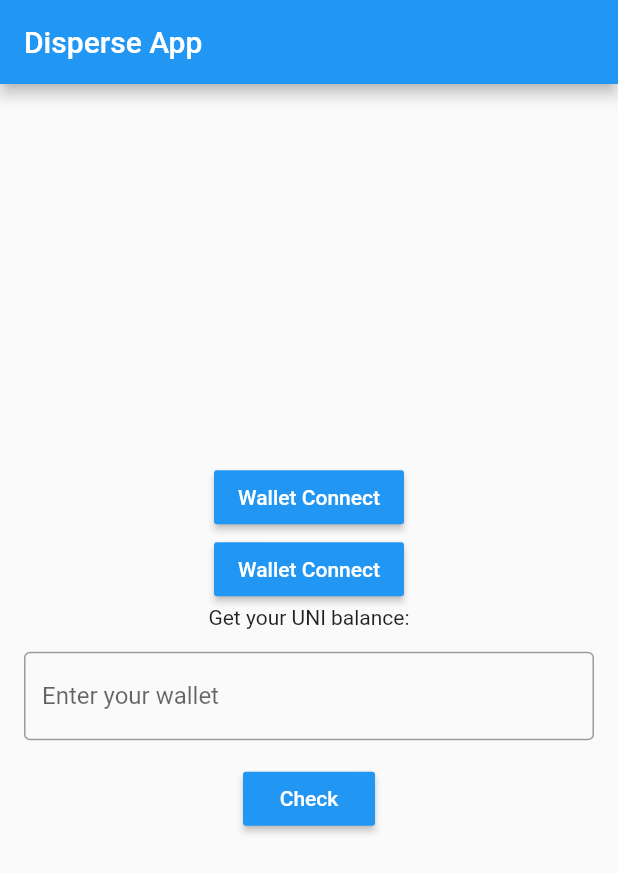
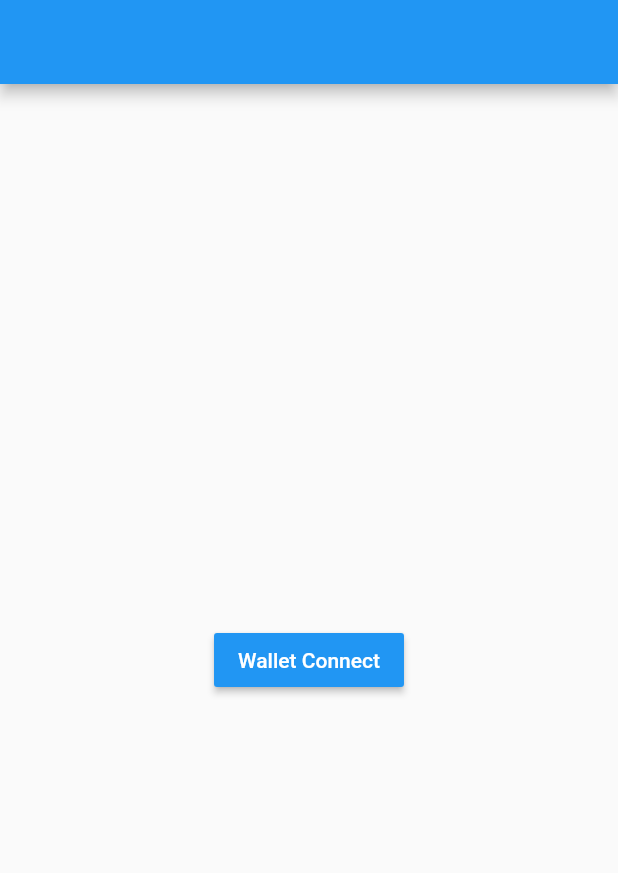
Before and after one commit to RogerCuesta/flutter_web3, a Flutter app: the screen it shows after launch, after a tap on "Wallet Connect", on a phone screen of 412 x 824 dp. Shown: the top 873 px of the screen. Run offline on Flutter 3.47's test engine with Material 2 defaults, Android fonts, the phone set to English and light mode, and no system bars; our stand-ins replace equatable, flutter_bloc; missing offline and left inert: walletconnect_dart, walletconnect_qrcode_modal_dart, walletconnect_secure_storage, web3dart.

Commit message:
Wallet Connet with Bloc

```diff
--- a/lib/bloc/home_bloc/home_bloc.dart
+++ b/lib/bloc/home_bloc/home_bloc.dart
@@ -4,7 +4,7 @@ import 'dart:math';
 import 'package:flutter_bloc/flutter_bloc.dart';
 import 'package:flutter_web3/bloc/home_bloc/home_bloc_event.dart';
 import 'package:flutter_web3/bloc/home_bloc/home_bloc_state.dart';
-import 'package:flutter_web3/services/disperse_functions.dart';
+import 'package:flutter_web3/services/eth_utils.dart';
 import 'package:flutter_web3/services/wallet_connect.dart';
 import 'package:url_launcher/url_launcher.dart';
 import 'package:web3dart/web3dart.dart';
@@ -20,19 +20,9 @@ class HomeBloc extends Bloc<HomeEvent, HomeState> {
     on<HomeEventGetBalance>(
       _onHomeEventGetBalance,
     );
-    on<HomeEventWalletConnect>(
-      _onHomeEventWalletConnect,
-    );
   }
 
-  _onHomeEventWalletConnect(
-    HomeEventWalletConnect event,
-    Emitter<HomeState> emit,
-  ) async =>
-      await walletConnect(
-        emit,
-        event,
-      );
+
 
   _onHomeEventGetBalance(
     HomeEventGetBalance event,
@@ -60,11 +50,4 @@ class HomeBloc extends Bloc<HomeEvent, HomeState> {
       emit(HomeStateFailed(false));
     }
   }
-
-  Future<void> walletConnect(
-    Emitter<HomeState> emit,
-    HomeEventWalletConnect event,
-  ) async {
-    await _walletConnectUtils.connectWallet();
-  }
 }
--- a/lib/bloc/wallet_bloc/wallet_bloc.dart
+++ b/lib/bloc/wallet_bloc/wallet_bloc.dart
@@ -4,26 +4,31 @@ import 'dart:math';
 import 'package:flutter_bloc/flutter_bloc.dart';
 import 'package:flutter_web3/bloc/wallet_bloc/wallet_bloc_event.dart';
 import 'package:flutter_web3/bloc/wallet_bloc/wallet_bloc_state.dart';
-import 'package:flutter_web3/services/disperse_functions.dart';
+import 'package:flutter_web3/services/eth_utils.dart';
 import 'package:flutter_web3/services/wallet_connect.dart';
 import 'package:url_launcher/url_launcher.dart';
+import 'package:walletconnect_dart/walletconnect_dart.dart';
+import 'package:walletconnect_secure_storage/walletconnect_secure_storage.dart';
 import 'package:web3dart/web3dart.dart';
 
 class WalletBloc extends Bloc<WalletEvent, WalletState> {
-  final EthereumUtils _ethereumUtils = EthereumUtils();
-  final WalletConnectUtils _walletConnectUtils = WalletConnectUtils();
+  final WalletConnectUtils walletConnectUtils;
 
-  WalletBloc() : super(WalletState(false)) {
-    /* on<HomeEventGetWallet>(
-      _onHomeEventGetWallet,
-    );*/
-    on<WalletEventWalletConnect>(
-      _onHomeEventWalletConnect,
+  WalletBloc({required this.walletConnectUtils})
+      : super(WalletState(
+          isConnected: false,
+          walletAddress: '',
+        )) {
+    on<WalletEventWalletConnecting>(
+      _onHomeEventWalletConnecting,
+    );
+    on<WalletEventWalletConnected>(
+      _onHomeEventWalletConnected,
     );
   }
 
-  _onHomeEventWalletConnect(
-    WalletEventWalletConnect event,
+  _onHomeEventWalletConnecting(
+    WalletEventWalletConnecting event,
     Emitter<WalletState> emit,
   ) async =>
       await walletConnect(
@@ -31,10 +36,45 @@ class WalletBloc extends Bloc<WalletEvent, WalletState> {
         event,
       );
 
+  _onHomeEventWalletConnected(
+    WalletEventWalletConnected event,
+    Emitter<WalletState> emit,
+  ) async =>
+      await walletConnected(
+        emit,
+        event,
+      );
+
   Future<void> walletConnect(
     Emitter<WalletState> emit,
-    WalletEventWalletConnect event,
+    WalletEventWalletConnecting event,
   ) async {
-    await _walletConnectUtils.connectWallet();
+    try {
+      emit(
+        WalletStateConnecting(),
+      );
+      await walletConnectUtils.connectWallet();
+      final sessionStorage = WalletConnectSecureStorage();
+      WalletConnectSession? session = await sessionStorage.getSession();
+      if (session != null) {
+        emit(WalletStateConnected(session.accounts[0]));
+      } else {
+        emit(
+          WalletStateFailed(false),
+        );
+      }
+    } catch (e) {
+      print(e);
+      emit(
+        WalletStateFailed(false),
+      );
+    }
+  }
+
+  Future<void> walletConnected(
+    Emitter<WalletState> emit,
+    WalletEventWalletConnected event,
+  ) async {
+    emit(WalletStateConnected(state.walletAddress));
   }
 }
--- a/lib/bloc/wallet_bloc/wallet_bloc_event.dart
+++ b/lib/bloc/wallet_bloc/wallet_bloc_event.dart
@@ -5,28 +5,33 @@ abstract class WalletEvent extends Equatable {
   List<Object> get props => [];
 }
 
-class WalletEventGetWallet extends WalletEvent {
+class WalletEventWalletConnecting extends WalletEvent {}
+
+class WalletEventWalletConnected extends WalletEvent {
+  final bool isConnected;
   final String walletAddress;
 
-  WalletEventGetWallet(this.walletAddress);
+  WalletEventWalletConnected(
+    this.isConnected,
+    this.walletAddress,
+  );
 
   @override
   List<Object> get props => [
+        isConnected,
         walletAddress,
       ];
 }
 
-/*class WalletEventGetBalance extends WalletEvent {
+class WalletEventDisconnected extends WalletEvent {
+  final bool isConnected;
   final String walletAddress;
 
-  HomeEventGetBalance(this.walletAddress);
+  WalletEventDisconnected(this.isConnected, this.walletAddress);
 
   @override
   List<Object> get props => [
-        walletAddress,
+        isConnected,
+        walletAddress
       ];
-}*/
-
-class WalletEventWalletConnect extends WalletEvent {}
-
-class WalletEventConnecting extends WalletEvent {}
+}
--- a/lib/bloc/wallet_bloc/wallet_bloc_state.dart
+++ b/lib/bloc/wallet_bloc/wallet_bloc_state.dart
@@ -1,48 +1,56 @@
 import 'package:equatable/equatable.dart';
 
 class WalletState extends Equatable {
-  final String? walletAddress;
-  final bool isLoading;
+  final String walletAddress;
+  final bool isConnected;
 
-  const WalletState(
-    this.isLoading, {
-    this.walletAddress,
+  const WalletState({
+    required this.isConnected,
+    required this.walletAddress,
   });
 
-  WalletState copyWith({
-    String? walletAddress,
-    bool? isLoading,
-  }) {
-    return WalletState(
-      false,
-      walletAddress: walletAddress ?? this.walletAddress,
-    );
-  }
+  factory WalletState.initial() => WalletState(
+        isConnected: false,
+        walletAddress: '',
+      );
 
   @override
   List<Object?> get props => [
         walletAddress,
+        isConnected,
       ];
 }
 
 class WalletStateConnecting extends WalletState {
-  WalletStateConnecting(bool isLoading) : super(isLoading);
+  WalletStateConnecting()
+      : super(
+          isConnected: false,
+          walletAddress: '',
+        );
 
   @override
-  List<Object?> get props => [isLoading];
+  List<Object?> get props => [];
 }
 
-class WalletStateAddedWallet extends WalletState {
+class WalletStateConnected extends WalletState {
   final String walletAddress;
 
-  WalletStateAddedWallet(this.walletAddress) : super(false);
+  WalletStateConnected(this.walletAddress)
+      : super(
+          isConnected: true,
+          walletAddress: walletAddress,
+        );
 
   @override
   List<Object?> get props => [walletAddress];
 }
 
 class WalletStateFailed extends WalletState {
-  WalletStateFailed(bool isLoading) : super(isLoading);
+  WalletStateFailed(bool isConnected)
+      : super(
+          isConnected: isConnected,
+          walletAddress: '',
+        );
   @override
-  List<Object?> get props => [isLoading];
+  List<Object?> get props => [isConnected];
 }
--- a/lib/main.dart
+++ b/lib/main.dart
@@ -1,21 +1,45 @@
 import 'package:flutter/material.dart';
+import 'package:flutter_bloc/flutter_bloc.dart';
+import 'package:flutter_web3/bloc/wallet_bloc/wallet_bloc.dart';
+import 'package:flutter_web3/bloc/wallet_bloc/wallet_bloc_state.dart';
 import 'package:flutter_web3/screens/home_screen.dart';
+import 'package:flutter_web3/screens/login_screen.dart';
+import 'package:flutter_web3/services/wallet_connect.dart';
 
 void main() {
+  WidgetsFlutterBinding.ensureInitialized();
+
   runApp(MyApp());
 }
 
 class MyApp extends StatelessWidget {
-  // This widget is the root of your application.
   @override
   Widget build(BuildContext context) {
-    return MaterialApp(
-      title: 'Flutter Demo',
-      debugShowCheckedModeBanner: false,
-      theme: ThemeData(
-        primarySwatch: Colors.blue,
+    return MultiBlocProvider(
+      providers: [
+        BlocProvider<WalletBloc>(
+          create: (_) => WalletBloc(
+            walletConnectUtils: WalletConnectUtils(),
+          ),
+        ),
+      ],
+      child: MaterialApp(
+        title: 'Flutter Web3',
+        debugShowCheckedModeBanner: false,
+        theme: ThemeData(
+          primarySwatch: Colors.blue,
+        ),
+        home: BlocBuilder<WalletBloc, WalletState>(
+          builder: (context, state) {
+            if(state.isConnected){
+              return HomePage();
+            } else{
+              return LoginPage();
+            }
+
+          },
+        ),
       ),
-      home: MyHomePage(title: 'Disperse App'),
     );
   }
 }
--- a/lib/screens/home_screen.dart
+++ b/lib/screens/home_screen.dart
@@ -3,24 +3,20 @@ import 'dart:math';
 import 'package:flutter/material.dart';
 import 'package:flutter_bloc/flutter_bloc.dart';
 import 'package:flutter_web3/bloc/home_bloc/home_bloc.dart';
-import 'package:flutter_web3/bloc/home_bloc/home_bloc_event.dart';
 import 'package:flutter_web3/bloc/home_bloc/home_bloc_state.dart';
-import 'package:flutter_web3/services/disperse_functions.dart';
+import 'package:flutter_web3/bloc/wallet_bloc/wallet_bloc.dart';
+import 'package:flutter_web3/services/eth_utils.dart';
 
-class MyHomePage extends StatefulWidget {
-  MyHomePage({Key? key, required this.title}) : super(key: key);
-
-  final String title;
+class HomePage extends StatefulWidget {
+  HomePage({Key? key}) : super(key: key);
 
   @override
-  _MyHomePageState createState() => _MyHomePageState();
+  _HomePageState createState() => _HomePageState();
 }
 
-class _MyHomePageState extends State<MyHomePage> {
+class _HomePageState extends State<HomePage> {
   EthereumUtils ethUtils = EthereumUtils();
   TextEditingController? userAddressText;
-
-  var _myData;
 
   @override
   void initState() {
@@ -32,9 +28,10 @@ class _MyHomePageState extends State<MyHomePage> {
 
   @override
   Widget build(BuildContext context) {
+    final WalletBloc walletBloc = BlocProvider.of<WalletBloc>(context);
     return Scaffold(
       appBar: AppBar(
-        title: Text(widget.title),
+        title: Text(walletBloc.state.walletAddress),
       ),
       body: BlocProvider(
         create: (_) => HomeBloc(),
@@ -46,30 +43,6 @@ class _MyHomePageState extends State<MyHomePage> {
                 child: Column(
                   mainAxisAlignment: MainAxisAlignment.center,
                   children: <Widget>[
-                    MaterialButton(
-                      color: Colors.blue,
-                      onPressed: () {
-                        context.read<HomeBloc>().add(HomeEventWalletConnect());
-                      },
-                      child: Text(
-                        'Wallet Connect',
-                        style: TextStyle(
-                          color: Colors.white,
-                        ),
-                      ),
-                    ),
-                    MaterialButton(
-                      color: Colors.blue,
-                      onPressed: () {
-                        //EthereumUtils().submit(functionName, args)
-                      },
-                      child: Text(
-                        'Wallet Connect',
-                        style: TextStyle(
-                          color: Colors.white,
-                        ),
-                      ),
-                    ),
                     Text(
                       'Get your UNI balance:',
                     ),
@@ -93,10 +66,7 @@ class _MyHomePageState extends State<MyHomePage> {
                           )
                         : MaterialButton(
                             color: Colors.blue,
-                            onPressed: () {
-                              context.read<HomeBloc>().add(
-                                  HomeEventGetBalance(userAddressText!.text));
-                            },
+                            onPressed: () {},
                             child: Text(
                               'Check',
                               style: TextStyle(
--- /dev/null
+++ b/lib/screens/login_screen.dart
@@ -0,0 +1,47 @@
+import 'dart:math';
+
+import 'package:flutter/material.dart';
+import 'package:flutter_bloc/flutter_bloc.dart';
+import 'package:flutter_web3/bloc/wallet_bloc/wallet_bloc.dart';
+import 'package:flutter_web3/bloc/wallet_bloc/wallet_bloc_event.dart';
+import 'package:flutter_web3/bloc/wallet_bloc/wallet_bloc_state.dart';
+import 'package:flutter_web3/screens/home_screen.dart';
+
+class LoginPage extends StatefulWidget {
+  LoginPage({Key? key}) : super(key: key);
+
+  @override
+  _LoginPageState createState() => _LoginPageState();
+}
+
+class _LoginPageState extends State<LoginPage> {
+  @override
+  Widget build(BuildContext context) {
+    final WalletBloc walletBloc = BlocProvider.of<WalletBloc>(context);
+    return Scaffold(
+      appBar: AppBar(),
+      body: Padding(
+        padding: const EdgeInsets.all(16.0),
+        child: Center(
+          child: Column(
+            mainAxisAlignment: MainAxisAlignment.center,
+            children: <Widget>[
+              MaterialButton(
+                color: Colors.blue,
+                onPressed: () {
+                  walletBloc.add(WalletEventWalletConnecting());
+                },
+                child: Text(
+                  'Wallet Connect',
+                  style: TextStyle(
+                    color: Colors.white,
+                  ),
+                ),
+              ),
+            ],
+          ),
+        ),
+      ),
+    );
+  }
+}
--- a/pubspec.yaml
+++ b/pubspec.yaml
@@ -32,6 +32,7 @@ dependencies:
   wallet_connect: ^1.0.2
   url_launcher: ^6.1.4
   walletconnect_secure_storage: ^1.0.0
+  walletconnect_qrcode_modal_dart: ^0.0.5
 
   cupertino_icons: ^1.0.2
 
```
Also changed, not shown: lib/app.dart (added, +37 -0 lines), lib/services/wallet_connect.dart (+6 -6 lines), lib/services/eth_utils.dart (renamed from lib/services/disperse_functions.dart), pubspec.lock, 2 other files.
